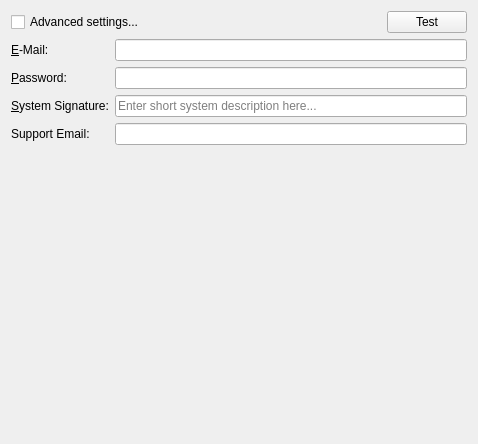
Qt form client/src/ui/widgets/settings/smtp_settings_widget.ui (networkoptix/nx_open) before a commit.
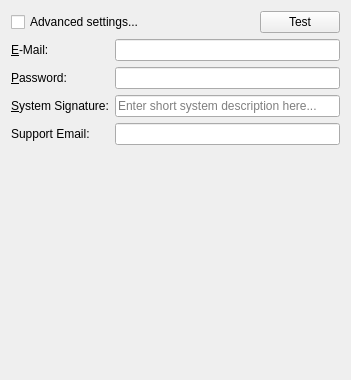
The same form after that commit. The open tabs and pages were chosen to show the change.

```diff
--- a/client/src/ui/widgets/settings/smtp_settings_widget.ui
+++ b/client/src/ui/widgets/settings/smtp_settings_widget.ui
@@ -6,8 +6,8 @@
    <rect>
     <x>0</x>
     <y>0</y>
-    <width>478</width>
-    <height>444</height>
+    <width>351</width>
+    <height>380</height>
    </rect>
   </property>
   <property name="windowTitle">
```
Left out of the diff: 2 changed lines with no effect on the pictures.
